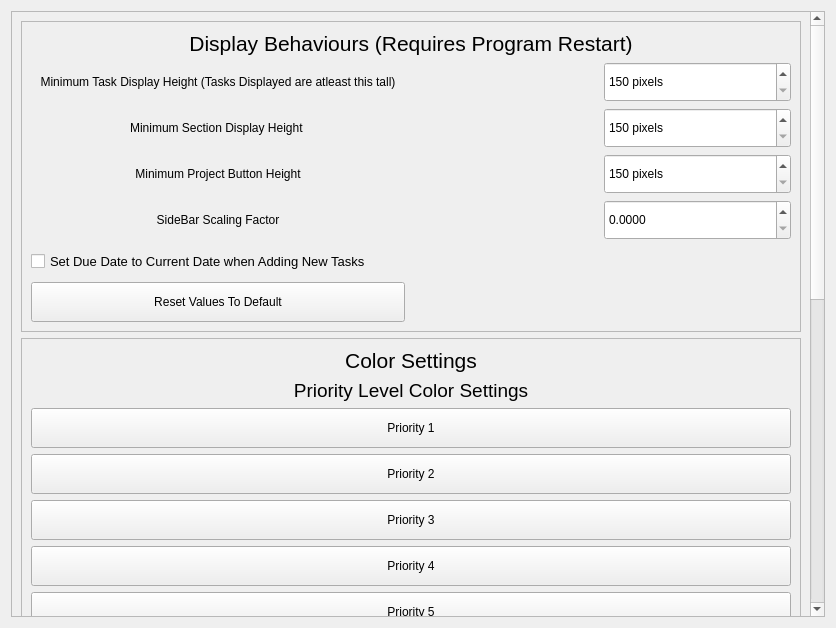
Old version of the form Codebase/GUI/UI_Files/Settings.ui in the repository Mulukulum/Amberia.
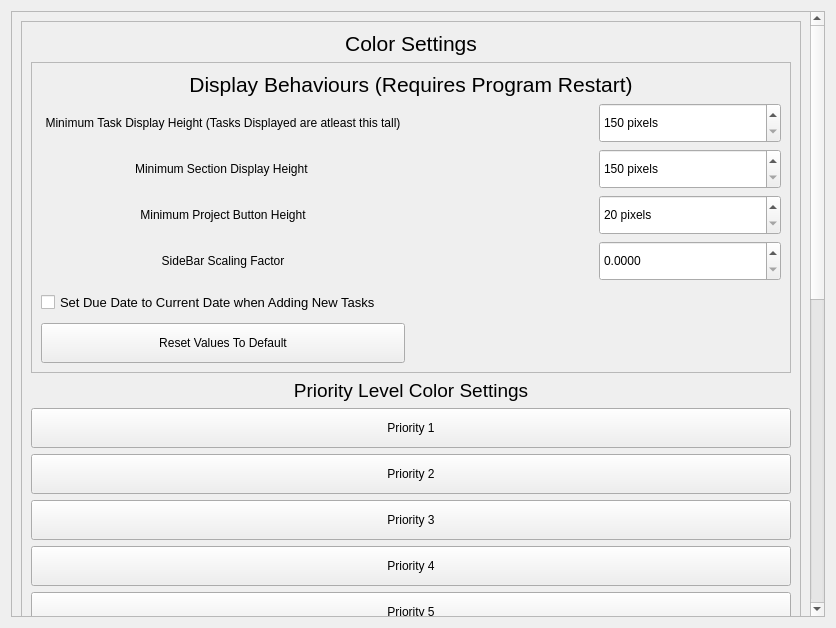
New version of the form.

Commit message: Got Settings Working Correctly

Diff of the .ui file:
```diff
--- a/Codebase/GUI/UI_Files/Settings.ui
+++ b/Codebase/GUI/UI_Files/Settings.ui
@@ -29,13 +29,37 @@
       <property name="geometry">
        <rect>
         <x>0</x>
-        <y>-663</y>
+        <y>0</y>
         <width>799</width>
         <height>1271</height>
        </rect>
       </property>
       <layout class="QVBoxLayout" name="verticalLayout">
        <item>
+        <widget class="QFrame" name="PrColorSettingsFrame">
+         <property name="frameShape">
+          <enum>QFrame::StyledPanel</enum>
+         </property>
+         <property name="frameShadow">
+          <enum>QFrame::Raised</enum>
+         </property>
+         <layout class="QVBoxLayout" name="verticalLayout_2">
+          <item>
+           <widget class="QLabel" name="ColorSettingsLabel">
+            <property name="font">
+             <font>
+              <pointsize>16</pointsize>
+             </font>
+            </property>
+            <property name="text">
+             <string>Color Settings</string>
+            </property>
+            <property name="alignment">
+             <set>Qt::AlignCenter</set>
+            </property>
+           </widget>
+          </item>
+          <item>
         <widget class="QFrame" name="DisplayBehavioursFrame">
          <property name="frameShape">
           <enum>QFrame::StyledPanel</enum>
@@ -129,7 +153,7 @@
              <string/>
             </property>
             <property name="minimum">
-             <number>150</number>
+                <number>20</number>
             </property>
             <property name="maximum">
              <number>16777215</number>
@@ -251,30 +275,6 @@
            </widget>
           </item>
          </layout>
-        </widget>
-       </item>
-       <item>
-        <widget class="QFrame" name="PrColorSettingsFrame">
-         <property name="frameShape">
-          <enum>QFrame::StyledPanel</enum>
-         </property>
-         <property name="frameShadow">
-          <enum>QFrame::Raised</enum>
-         </property>
-         <layout class="QVBoxLayout" name="verticalLayout_2">
-          <item>
-           <widget class="QLabel" name="ColorSettingsLabel">
-            <property name="font">
-             <font>
-              <pointsize>16</pointsize>
-             </font>
-            </property>
-            <property name="text">
-             <string>Color Settings</string>
-            </property>
-            <property name="alignment">
-             <set>Qt::AlignCenter</set>
-            </property>
            </widget>
           </item>
           <item>
```
Lines whose indentation alone changed are shown as unchanged. The commit also changes 5 other files.
